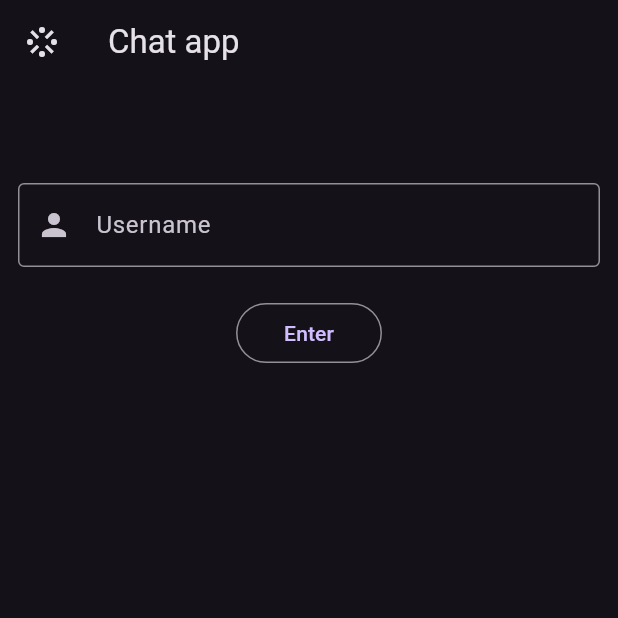
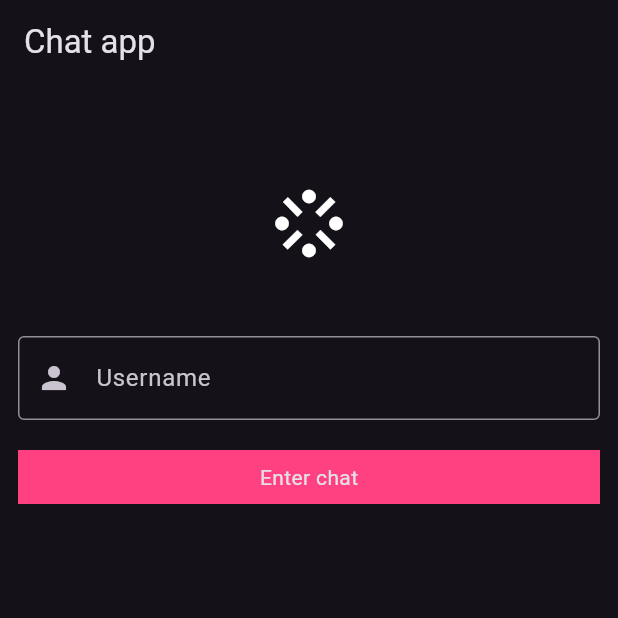
Before and after one commit to EUITAcademy/flutter_chat_app, a Flutter app: the screen it shows after launch, on a phone screen of 412 x 824 dp, the top half of it. Run offline on Flutter 3.47's test engine with Material 3 defaults, Android fonts, the phone set to English and light mode, and no system bars.

Commit message:
animations add

```diff
--- a/lib/screens/auth_screen.dart
+++ b/lib/screens/auth_screen.dart
@@ -11,13 +11,30 @@ class AuthScreen extends StatefulWidget {
 }
 
 class _AuthScreenState extends State<AuthScreen> {
+
+  // Animating rotation on start
+  double turns = 0.0;
+  void _changeRotation() {
+    setState(() => turns = 3);
+  }
+
+  @override
+  void initState() {
+    super.initState();
+    // addPostFrameCallback ensures
+    // we call action inside the callback after widget is build!
+    // Otherwise _scrollController will throw error.
+    WidgetsBinding.instance.addPostFrameCallback((_) {
+      _changeRotation();
+    });
+  }
+
   String userName = '';
 
   @override
   Widget build(BuildContext context) {
     return Scaffold(
       appBar: AppBar(
-        leading: const Icon(Icons.stream),
         title: const Text('Chat app'),
       ),
       body: Padding(
@@ -28,6 +45,17 @@ class _AuthScreenState extends State<AuthScreen> {
         child: Column(
           children: [
             const SizedBox(height: 48),
+            // Example of rotation animation,
+            AnimatedRotation(
+              turns: turns,
+              duration: const Duration(seconds: 3),
+              curve: Curves.ease,
+              child: const Icon(
+                Icons.stream,
+                size: 54,
+              ),
+            ),
+            const SizedBox(height: 48),
             TextField(
                 decoration: const InputDecoration(
                   prefixIcon: Icon(Icons.person),
@@ -35,27 +63,36 @@ class _AuthScreenState extends State<AuthScreen> {
                   border: OutlineInputBorder(),
                 ),
                 onChanged: (String newText) {
-                  if (newText.isNotEmpty) {
-                    // No need to setState,
-                    // Because we don't use userName in widget
-                    // Hence we don't need to rebuild the screen
-                    userName = newText;
-                  }
+                  userName = newText;
+                  // Changing color of the button
+                  setState(() {});
                 }),
             const SizedBox(height: 20),
-            OutlinedButton(
-              onPressed: () {
+            // You can Detect Gestures with gesture detector.
+            GestureDetector(
+              onTap: () {
+                if (userName.isEmpty) {
+                  return;
+                }
+
                 // Arguments are generic(can be map or String or other type),
                 // in onGenerateRoute we expect String, that is why we pass userName here
-                Navigator.pushNamed(
+                Navigator.pushReplacementNamed(
                   context,
                   ChatScreen.routeName,
                   arguments: userName,
                 );
               },
-              child: const Padding(
-                padding: EdgeInsets.all(8.0),
-                child: Text('Enter'),
+              // Animated container Example!
+              // Change values, provide duration and it will animate automatically!
+              child: AnimatedContainer(
+                duration: const Duration(milliseconds: 300),
+                color:
+                    userName.isNotEmpty ? Colors.deepPurple : Colors.pinkAccent,
+                child: const Padding(
+                  padding: EdgeInsets.all(8.0),
+                  child: Center(child: Text('Enter chat')),
+                ),
               ),
             ),
           ],
--- a/lib/screens/chat_screen.dart
+++ b/lib/screens/chat_screen.dart
@@ -64,7 +64,7 @@ class _ChatScreenState extends State<ChatScreen> {
             onPressed: () {
               // Disconnect and go to AuthPage
               _channel.sink.close();
-              Navigator.pushNamed(context, AuthScreen.routeName);
+              Navigator.pushReplacementNamed(context, AuthScreen.routeName);
             },
             icon: const Icon(Icons.logout),
           ),
```
